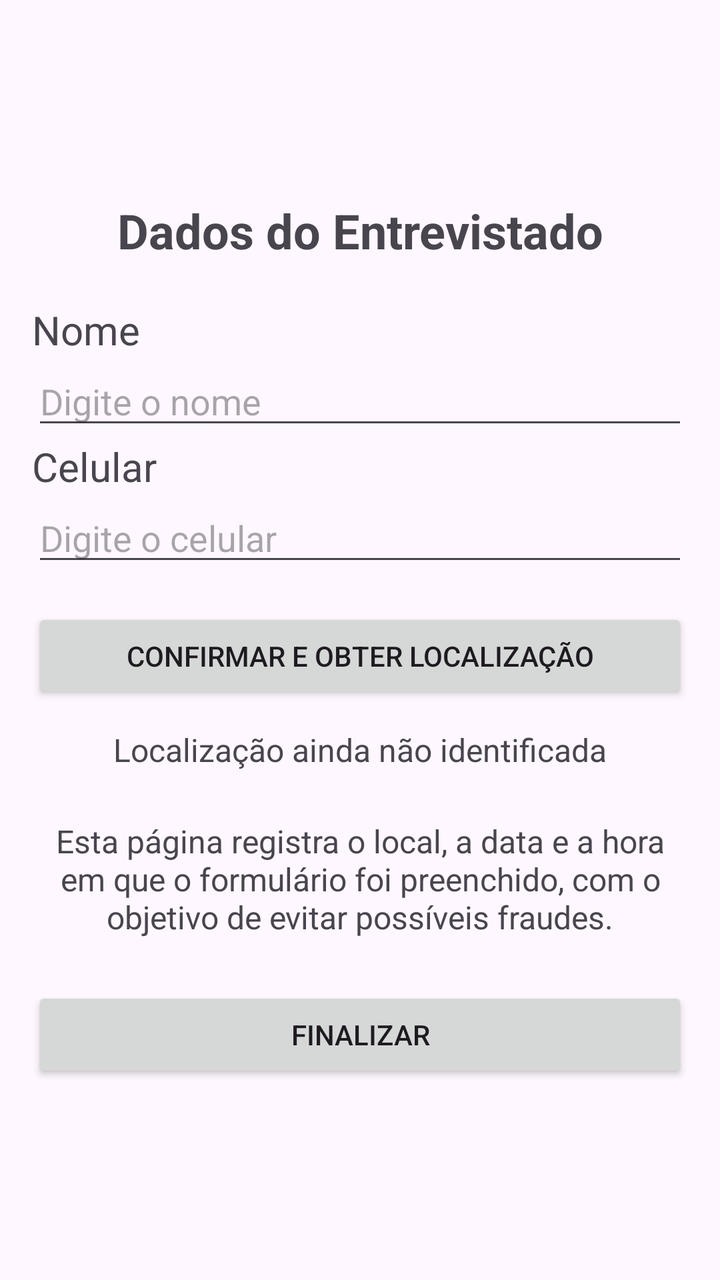
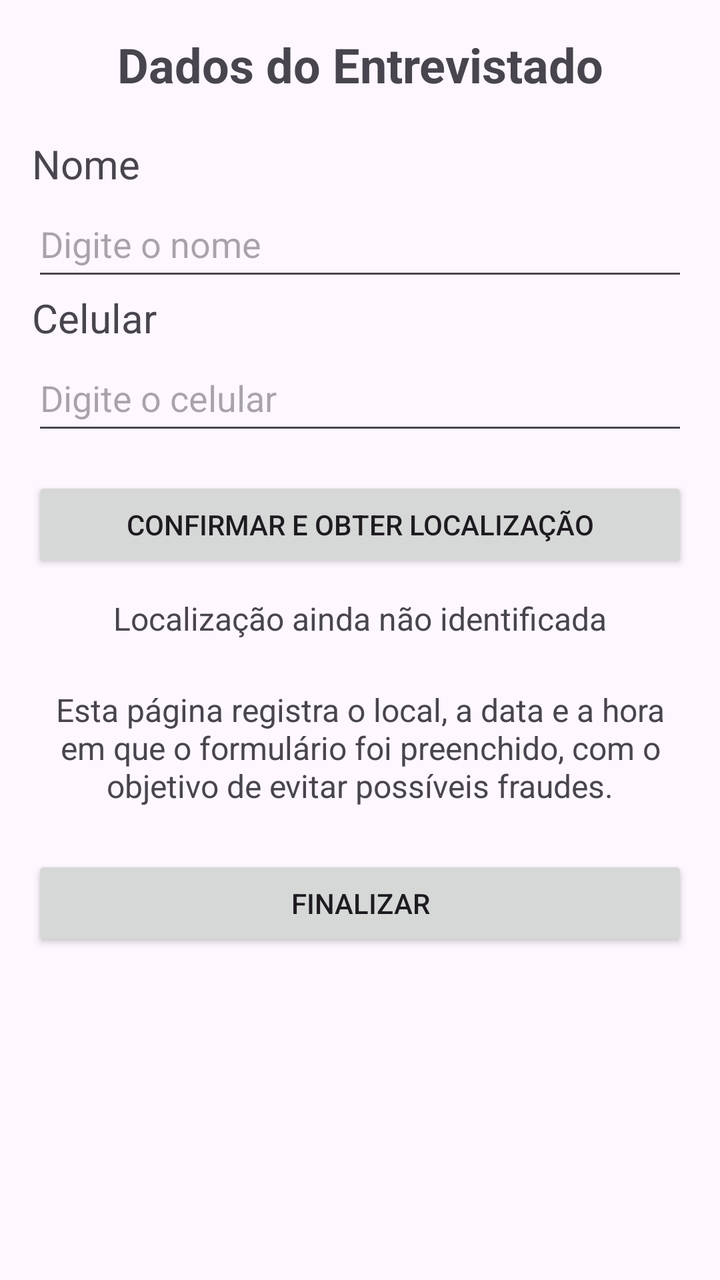

Two renders of the same Android screen: before a commit and after it. Below are the layout's source before the change and the commit's diff.
<!-- AndroidManifest.xml: application theme Theme.CampanhaEleitoral -->
<!-- res/layout/activity_dados.xml -->
<?xml version="1.0" encoding="utf-8"?>
<androidx.constraintlayout.widget.ConstraintLayout
    xmlns:android="http://schemas.android.com/apk/res/android"
    xmlns:app="http://schemas.android.com/apk/res-auto"
    xmlns:tools="http://schemas.android.com/tools"
    android:id="@+id/main"
    android:layout_width="match_parent"
    android:layout_height="match_parent"
    android:padding="16dp"
    tools:context=".DadosActivity">

    <LinearLayout
        android:layout_width="match_parent"
        android:layout_height="wrap_content"
        android:orientation="vertical"
        android:gravity="center_horizontal"
        app:layout_constraintTop_toTopOf="parent"
        app:layout_constraintBottom_toBottomOf="parent"
        app:layout_constraintStart_toStartOf="parent"
        app:layout_constraintEnd_toEndOf="parent">

        
        <TextView
            android:layout_width="match_parent"
            android:layout_height="wrap_content"
            android:gravity="center"
            android:text="Dados do Entrevistado"
            android:textSize="24sp"
            android:textStyle="bold"
            android:layout_marginBottom="20dp"/>

        
        <TextView
            android:layout_width="match_parent"
            android:layout_height="wrap_content"
            android:text="Nome"
            android:textSize="20sp"/>

        <EditText
            android:id="@+id/etNomeDados"
            android:layout_width="match_parent"
            android:layout_height="wrap_content"
            android:hint="Digite o nome"
            android:inputType="textPersonName"/>

        
        <TextView
            android:layout_width="match_parent"
            android:layout_height="wrap_content"
            android:text="Celular"
            android:textSize="20sp"/>

        <EditText
            android:id="@+id/etCelularDados"
            android:layout_width="match_parent"
            android:layout_height="wrap_content"
            android:hint="Digite o celular"
            android:inputType="phone"/>

        
        <Button
            android:id="@+id/btConfirmarDados"
            android:layout_width="match_parent"
            android:layout_height="wrap_content"
            android:layout_marginTop="16dp"
            android:text="Confirmar e obter localização"/>

        
        <TextView
            android:id="@+id/tvLocalizacao"
            android:layout_width="match_parent"
            android:layout_height="wrap_content"
            android:gravity="center"
            android:text="Localização ainda não identificada"
            android:textSize="16sp"
            android:layout_marginTop="12dp"/>

        
        <TextView
            android:layout_width="match_parent"
            android:layout_height="wrap_content"
            android:gravity="center"
            android:layout_marginTop="24dp"
            android:layout_marginBottom="24dp"
            android:text="Esta página registra o local, a data e a hora em que o formulário foi preenchido, com o objetivo de evitar possíveis fraudes."
            android:textSize="16sp"/>

        
        <Button
            android:id="@+id/btFinalizar"
            android:layout_width="match_parent"
            android:layout_height="wrap_content"
            android:text="Finalizar"/>

    </LinearLayout>

</androidx.constraintlayout.widget.ConstraintLayout>
<!-- resources referenced by this layout -->
<resources>
  <style name="Theme.CampanhaEleitoral" parent="Base.Theme.CampanhaEleitoral" />
  <style name="Base.Theme.CampanhaEleitoral" parent="Theme.Material3.DayNight.NoActionBar">
          
          
      </style>
</resources>

<!-- the commit's change to res/layout/activity_dados.xml (unified diff, before → after) -->
@@ -8,6 +8,14 @@
     android:layout_height="match_parent"
     android:padding="16dp"
     tools:context=".DadosActivity">
+
+    <ScrollView
+        android:layout_width="match_parent"
+        android:layout_height="0dp"
+        app:layout_constraintTop_toTopOf="parent"
+        app:layout_constraintBottom_toBottomOf="parent"
+        app:layout_constraintStart_toStartOf="parent"
+        app:layout_constraintEnd_toEndOf="parent">
 
     <LinearLayout
         android:layout_width="match_parent"
@@ -39,9 +47,9 @@
         <EditText
             android:id="@+id/etNomeDados"
             android:layout_width="match_parent"
-            android:layout_height="wrap_content"
+            android:layout_height="50dp"
             android:hint="Digite o nome"
-            android:inputType="textPersonName"/>
+            android:inputType="textPersonName" />
 
         
         <TextView
@@ -53,9 +61,9 @@
         <EditText
             android:id="@+id/etCelularDados"
             android:layout_width="match_parent"
-            android:layout_height="wrap_content"
+            android:layout_height="50dp"
             android:hint="Digite o celular"
-            android:inputType="phone"/>
+            android:inputType="phone" />
 
         
         <Button
@@ -92,6 +100,9 @@
             android:layout_height="wrap_content"
             android:text="Finalizar"/>
 
+
     </LinearLayout>
 
+    </ScrollView>
+
 </androidx.constraintlayout.widget.ConstraintLayout>
